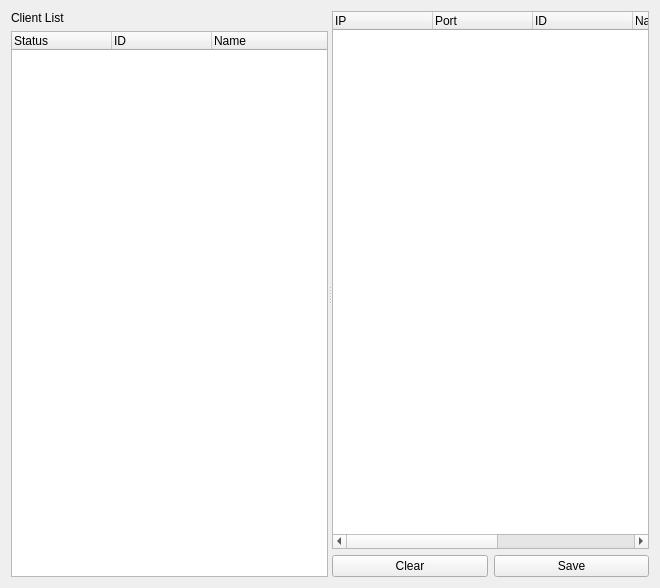
This is CSApp/chatserverform.ui in Jeong77777/Project_ClientChatManagementProgram_Qt as Qt 5 draws it before an edit. The edited form follows.
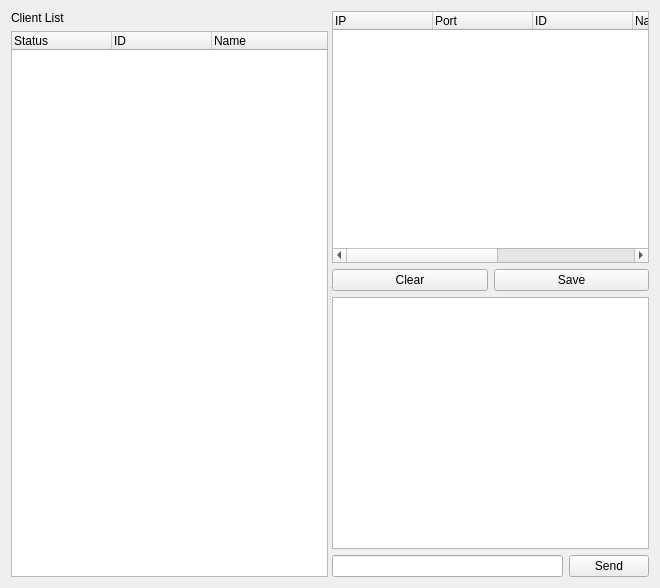
This is the edited form.

Diff of the .ui file:
```diff
--- a/CSApp/chatserverform.ui
+++ b/CSApp/chatserverform.ui
@@ -56,12 +56,11 @@
          </column>
         </widget>
        </item>
-       <item>
-        <layout class="QHBoxLayout" name="horizontalLayout"/>
-       </item>
       </layout>
      </widget>
-     <widget class="QWidget" name="layoutWidget1">
+     <widget class="QWidget" name="">
+      <layout class="QVBoxLayout" name="verticalLayout_2">
+       <item>
       <layout class="QVBoxLayout" name="messageVerticalLayout">
        <item>
         <widget class="QTreeWidget" name="messageTreeWidget">
@@ -118,6 +117,33 @@
             <string>Save</string>
            </property>
           </widget>
+           </item>
+          </layout>
+         </item>
+        </layout>
+       </item>
+       <item>
+        <layout class="QVBoxLayout" name="verticalLayout">
+         <item>
+          <widget class="QTextEdit" name="messageTextEdit">
+           <property name="readOnly">
+            <bool>true</bool>
+           </property>
+          </widget>
+         </item>
+         <item>
+          <layout class="QHBoxLayout" name="horizontalLayout">
+           <item>
+            <widget class="QLineEdit" name="inputLineEdit"/>
+           </item>
+           <item>
+            <widget class="QPushButton" name="sendPushButton">
+             <property name="text">
+              <string>Send</string>
+             </property>
+            </widget>
+           </item>
+          </layout>
          </item>
         </layout>
        </item>
```
Left out of the diff: 2 changed lines with no effect on the pictures. Lines whose indentation alone changed are shown as unchanged.
